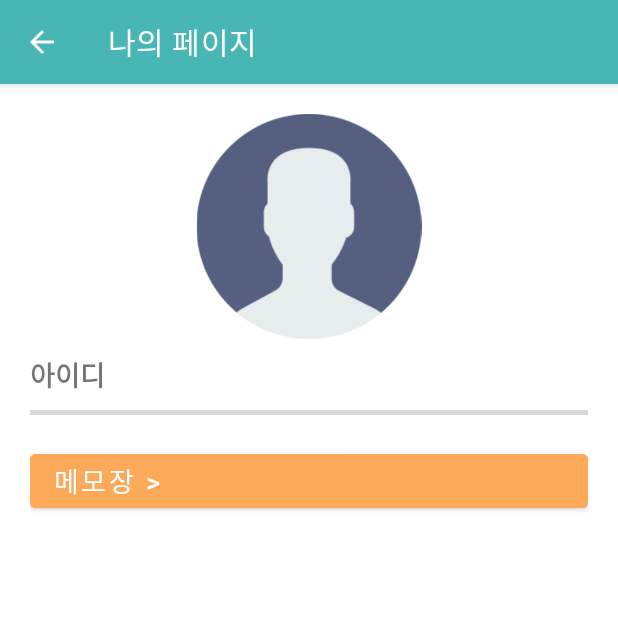
After one commit to seyeon91/Kotlin-Android, an Android app: the MyPageActivity screen opened directly, with no data from a screen before it, on a phone screen of 412 x 824 dp, the top half of it. The commit adds this screen. Run offline under Robolectric (Android 15) with nearby library versions, the phone set to English and light mode, and no system bars.

Commit message:
10장 데이터 저장소 - 메모장

```diff
--- a/BookMarket/app/src/main/java/com/androidbook/bookmarket/MenuActivity.kt
+++ b/BookMarket/app/src/main/java/com/androidbook/bookmarket/MenuActivity.kt
@@ -17,6 +17,7 @@ import com.google.android.material.navigation.NavigationView
 import android.widget.Button
 import android.widget.TextView
 import androidx.appcompat.app.AlertDialog
+import com.androidbook.bookmarket.mypage.MyPageActivity
 
 class MenuActivity : AppCompatActivity(), NavigationView.OnNavigationItemSelectedListener {
 
@@ -63,7 +64,8 @@ class MenuActivity : AppCompatActivity(), NavigationView.OnNavigationItemSelecte
     }
 
     fun onMyPageClick(view: View?) {
-        Toast.makeText(getApplicationContext(), "나의페이지 버튼을 클릭하였습니다", Toast.LENGTH_LONG).show()
+        val intent = Intent(this, MyPageActivity::class.java)
+        startActivity(intent)
     }
 
     fun onMarketInfoClick(view: View?) {
--- /dev/null
+++ b/BookMarket/app/src/main/java/com/androidbook/bookmarket/mypage/MyPageActivity.kt
@@ -0,0 +1,46 @@
+package com.androidbook.bookmarket.mypage
+
+import android.content.Intent
+import android.os.Bundle
+import android.view.Menu
+import android.view.MenuItem
+import android.widget.Button
+import androidx.appcompat.app.AppCompatActivity
+import androidx.core.view.ViewCompat
+import androidx.core.view.WindowInsetsCompat
+import com.androidbook.bookmarket.R
+
+class MyPageActivity : AppCompatActivity() {
+
+    lateinit var memoObj: Button
+
+    override fun onCreate(savedInstanceState: Bundle?) {
+        super.onCreate(savedInstanceState)
+        setContentView(R.layout.activity_mypage)
+        ViewCompat.setOnApplyWindowInsetsListener(findViewById(R.id.mypage)) { v, insets ->
+            val systemBars = insets.getInsets(WindowInsetsCompat.Type.systemBars())
+            v.setPadding(systemBars.left, systemBars.top, systemBars.right, systemBars.bottom)
+            insets
+        }
+
+        getSupportActionBar()?.setDisplayHomeAsUpEnabled(true)
+
+        memoObj = findViewById(R.id.meno)
+        memoObj.setOnClickListener {
+            val intent = Intent(this, MemoActivity::class.java)
+            startActivity(intent)
+        }
+    }
+
+    override fun onCreateOptionsMenu(menu: Menu?): Boolean {
+        menuInflater.inflate(R.menu.menu_home, menu)
+        return super.onCreateOptionsMenu(menu)
+    }
+
+    override fun onOptionsItemSelected(item: MenuItem): Boolean {
+        when (item.itemId) {
+            android.R.id.home -> onBackPressed()
+        }
+        return super.onOptionsItemSelected(item)
+    }
+}
--- /dev/null
+++ b/BookMarket/app/src/main/res/layout/activity_mypage.xml
@@ -0,0 +1,58 @@
+<?xml version="1.0" encoding="utf-8"?>
+<LinearLayout xmlns:android="http://schemas.android.com/apk/res/android"
+    xmlns:app="http://schemas.android.com/apk/res-auto"
+    xmlns:tools="http://schemas.android.com/tools"
+    android:id="@+id/mypage"
+    android:layout_width="match_parent"
+    android:layout_height="match_parent"
+    android:layout_margin="20dp"
+    android:orientation="vertical"
+    tools:context=".mypage.MyPageActivity">
+
+    <ImageView
+        android:id="@+id/loginimg"
+        android:layout_width="match_parent"
+        android:layout_height="150dp"
+        android:src="@drawable/mypage_user" />
+
+    <LinearLayout
+        android:id="@+id/work_layout"
+        android:layout_width="match_parent"
+        android:layout_height="wrap_content"
+        android:layout_marginTop="10dp"
+        android:layout_marginBottom="10dp"
+        android:orientation="horizontal">
+
+        <TextView
+            android:layout_width="70dp"
+            android:layout_height="wrap_content"
+            android:layout_weight="1"
+            android:text="아이디"
+            android:textSize="8pt"
+            android:textStyle="bold" />
+
+        <TextView
+            android:id="@+id/date"
+            android:layout_width="wrap_content"
+            android:layout_height="wrap_content"
+            android:layout_weight="1"
+            android:textColor="#022d40"
+            android:textSize="8pt" />
+    </LinearLayout>
+
+    <View
+        android:layout_width="match_parent"
+        android:layout_height="3dp"
+        android:background="#d9d9d9" />
+
+    <Button
+        android:id="@+id/meno"
+        android:layout_width="match_parent"
+        android:layout_height="wrap_content"
+        android:layout_marginTop="20dp"
+        android:backgroundTint="#FDA95A"
+        android:gravity="left"
+        android:text="메모장 >"
+        android:textSize="18sp" />
+
+</LinearLayout>
--- /dev/null
+++ b/BookMarket/app/src/main/res/menu/menu_home.xml
@@ -0,0 +1,3 @@
+<?xml version="1.0" encoding="utf-8"?>
+<menu xmlns:android="http://schemas.android.com/apk/res/android"
+    xmlns:app="http://schemas.android.com/apk/res-auto" />
```
Also changed, not shown: BookMarket/app/src/main/AndroidManifest.xml (+13 -0 lines), BookMarket/app/src/main/java/com/androidbook/bookmarket/mypage/DatabaseHelperMemo.kt (added, +99 -0 lines), BookMarket/app/src/main/java/com/androidbook/bookmarket/mypage/MemoActivity.kt (added, +198 -0 lines), BookMarket/app/src/main/res/layout/activity_memo.xml (added, +51 -0 lines), BookMarket/app/src/main/res/layout/activity_memo_dialog.xml (added, +74 -0 lines), BookMarket/app/src/main/res/layout/activity_memo_item.xml (added, +41 -0 lines), BookMarket/app/src/main/res/menu/menu_search.xml (added, +10 -0 lines), BookMarket/app/src/main/res/drawable/icon_memo.png (added), BookMarket/app/src/main/res/drawable/mypage_user.png (added).
